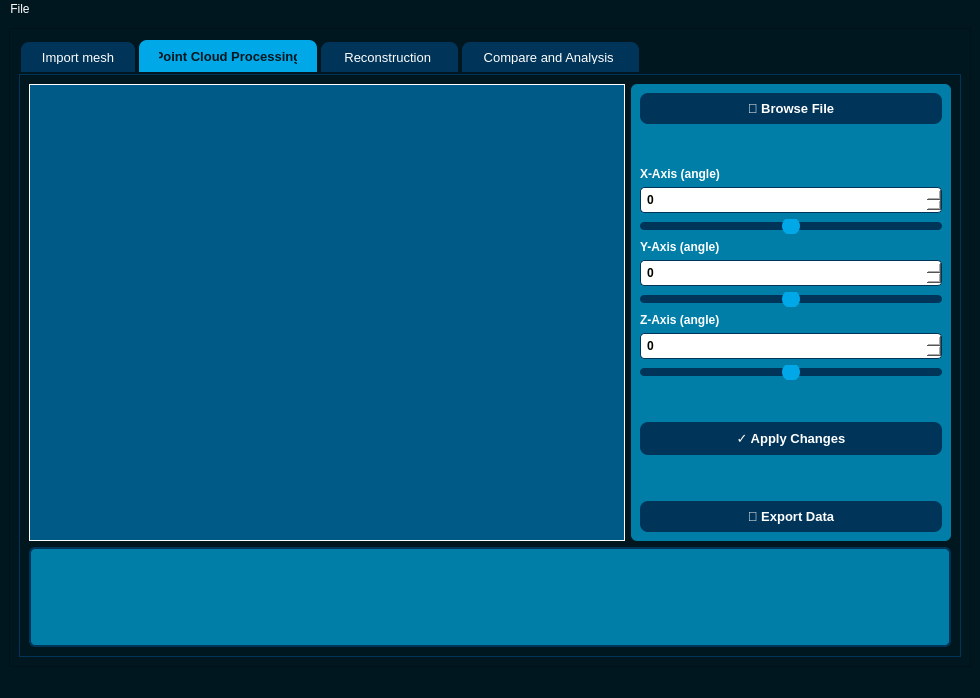
Qt form ui/main.ui (sobishirvanloo/Model-reconstruction) before a commit.
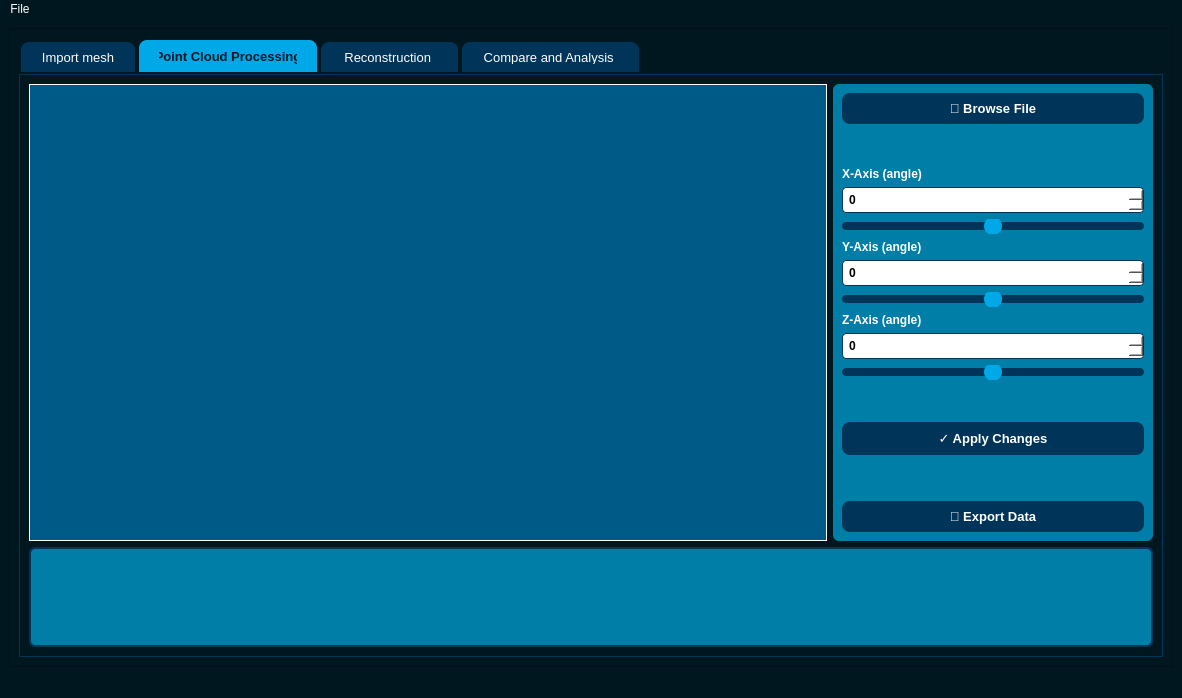
The same form after that commit.

The edit to the form file:
```diff
--- a/ui/main.ui
+++ b/ui/main.ui
@@ -6,7 +6,7 @@
    <rect>
     <x>0</x>
     <y>0</y>
-    <width>980</width>
+    <width>1182</width>
     <height>698</height>
    </rect>
   </property>
@@ -865,7 +865,7 @@
     <rect>
      <x>0</x>
      <y>0</y>
-     <width>980</width>
+     <width>1182</width>
      <height>22</height>
     </rect>
    </property>
```
